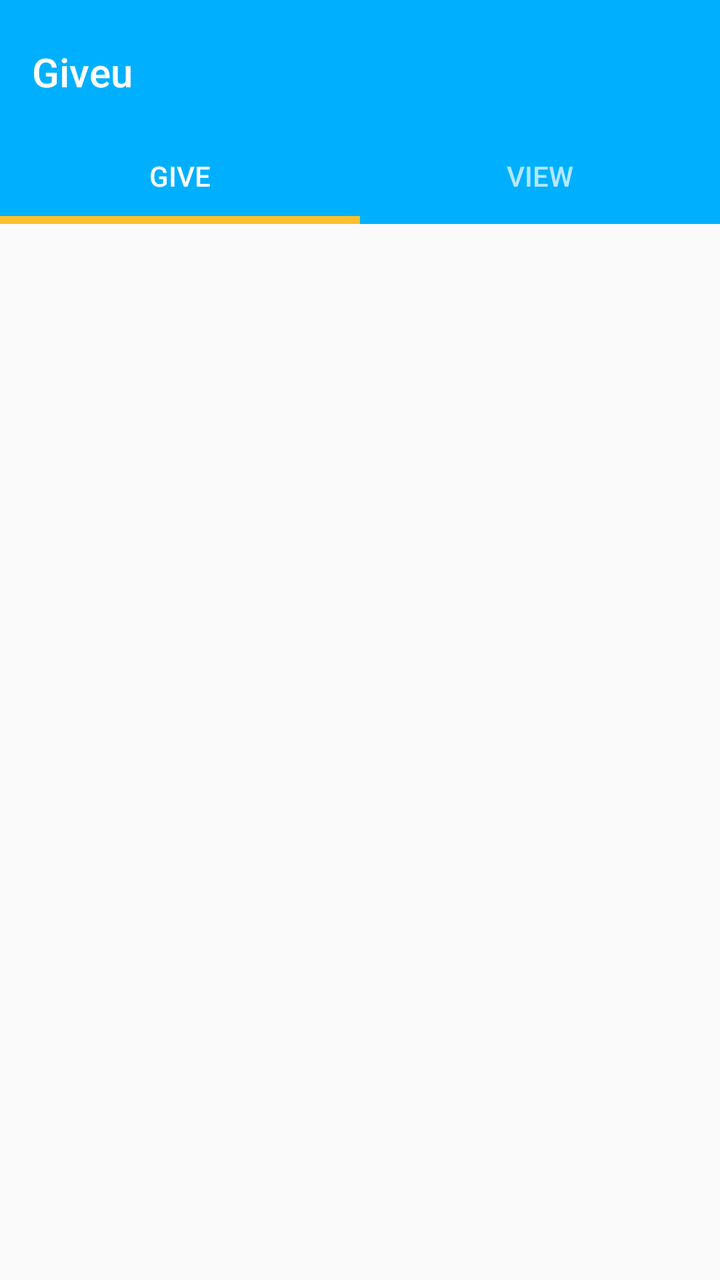
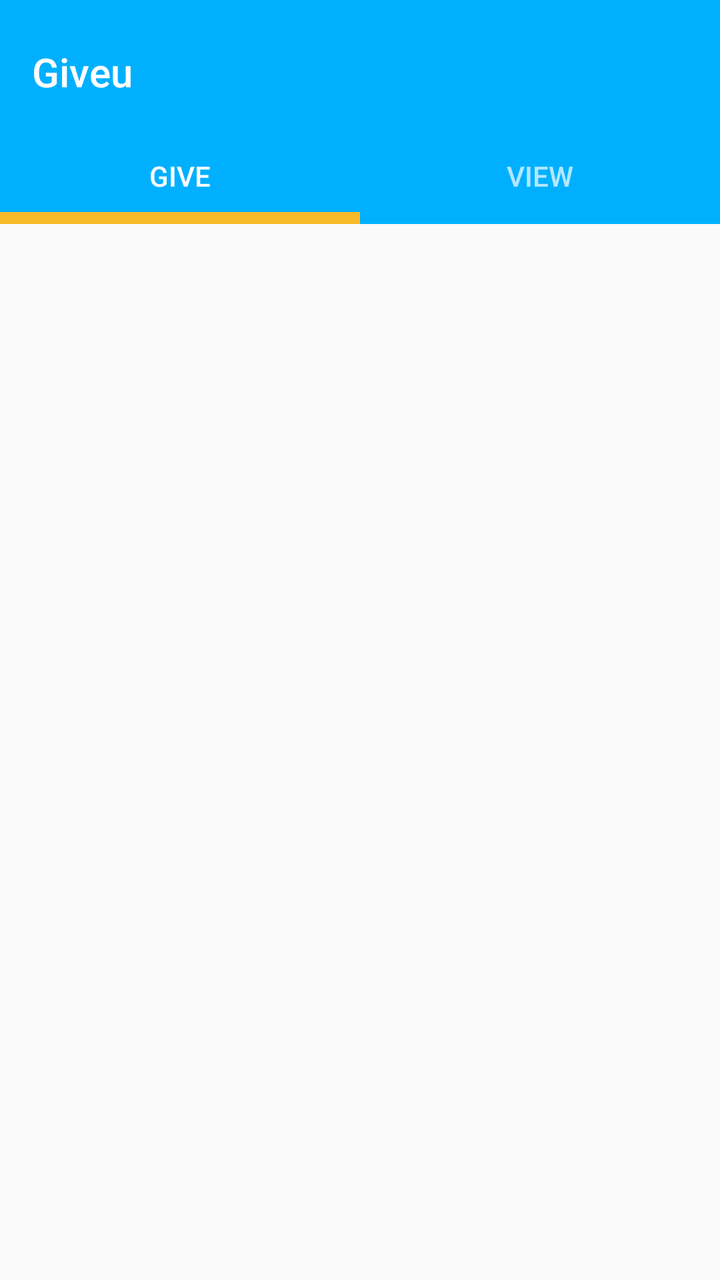

Two renders of the same Android screen: before a commit and after it. Below are the layout's source before the change and the commit's diff.
<!-- AndroidManifest.xml: application theme AppTheme -->
<!-- res/layout/appbar_home.xml -->
<?xml version="1.0" encoding="utf-8"?>
<androidx.coordinatorlayout.widget.CoordinatorLayout
    xmlns:android="http://schemas.android.com/apk/res/android"
    xmlns:app="http://schemas.android.com/apk/res-auto"
    xmlns:tools="http://schemas.android.com/tools"
    android:id="@+id/main_content"
    android:layout_width="match_parent"
    android:layout_height="match_parent"
    android:fitsSystemWindows="true"
    tools:context=".ui.HomeActivity">

    <LinearLayout
        android:layout_width="match_parent"
        android:layout_height="match_parent"
        android:orientation="vertical">

    <com.google.android.material.appbar.AppBarLayout
        android:id="@+id/main_appbar"
        android:layout_width="match_parent"
        android:layout_height="wrap_content"
        android:paddingTop="@dimen/appbar_padding_top"
        android:theme="@style/AppTheme.AppBarOverlay">

        <androidx.appcompat.widget.Toolbar
            android:id="@+id/main_toolbar"
            android:layout_width="match_parent"
            android:layout_height="?attr/actionBarSize"
            android:layout_weight="1"
            android:background="?attr/colorPrimary"
            app:layout_scrollFlags="scroll|enterAlways"
            app:popupTheme="@style/AppTheme.PopupOverlay"
            app:title="@string/app_name"/>

        <com.google.android.material.tabs.TabLayout
            android:id="@+id/main_tabs"
            android:layout_width="match_parent"
            android:layout_height="wrap_content"
            app:tabIndicatorHeight="4dp">


            <com.google.android.material.tabs.TabItem
                android:id="@+id/tabItem1"
                android:layout_width="wrap_content"
                android:layout_height="wrap_content"
                android:text="@string/tab_text_1" />

            <com.google.android.material.tabs.TabItem
                android:id="@+id/tabItem2"
                android:layout_width="wrap_content"
                android:layout_height="wrap_content"
                android:text="@string/tab_text_2" />

        </com.google.android.material.tabs.TabLayout>

    </com.google.android.material.appbar.AppBarLayout>

    <androidx.viewpager.widget.ViewPager
        android:id="@+id/main_pager"
        android:layout_width="match_parent"
        android:layout_height="0dp"
        android:layout_weight=".91"
        app:layout_behavior="@string/appbar_scrolling_view_behavior"
        tools:context=".ui.HomeActivity"/>

    </LinearLayout>

</androidx.coordinatorlayout.widget.CoordinatorLayout>
<!-- resources referenced by this layout -->
<resources>
  <dimen name="appbar_padding_top">8dp</dimen>
  <string name="app_name">Giveu</string>
  <string name="tab_text_1">Give</string>
  <string name="tab_text_2">View</string>
  <style name="AppTheme.AppBarOverlay" parent="ThemeOverlay.AppCompat.Dark.ActionBar" />
  <style name="AppTheme.PopupOverlay" parent="@android:style/Widget.PopupMenu">
          <item name="android:background">@color/colorPrimary</item>
      </style>
  <style name="AppTheme" parent="Theme.AppCompat.Light.DarkActionBar">
          <item name="colorPrimary">@color/colorPrimary</item>
          <item name="colorPrimaryDark">@color/colorPrimaryDark</item>
          <item name="colorAccent">@color/colorAccent</item>
          <item name="popupMenuStyle">@style/AppTheme.PopupOverlay</item>
      </style>
  <color name="colorPrimary">#00B0FF</color>
  <color name="colorPrimaryDark">#0081CB</color>
  <color name="colorAccent">#FBC02D</color>
</resources>

<!-- the commit's change to res/layout/appbar_home.xml (unified diff, before → after) -->
@@ -35,7 +35,7 @@
             android:id="@+id/main_tabs"
             android:layout_width="match_parent"
             android:layout_height="wrap_content"
-            app:tabIndicatorHeight="4dp">
+            app:tabIndicatorHeight="6dp">
 
 
             <com.google.android.material.tabs.TabItem
<!-- resource entries referenced after the edit -->
@@ -16,6 +16,6 @@
       </style>
   <color name="colorPrimary">#00B0FF</color>
   <color name="colorPrimaryDark">#0081CB</color>
-  <color name="colorAccent">#FBC02D</color>
+  <color name="colorAccent">#F7BA28</color>
 </resources>
 
